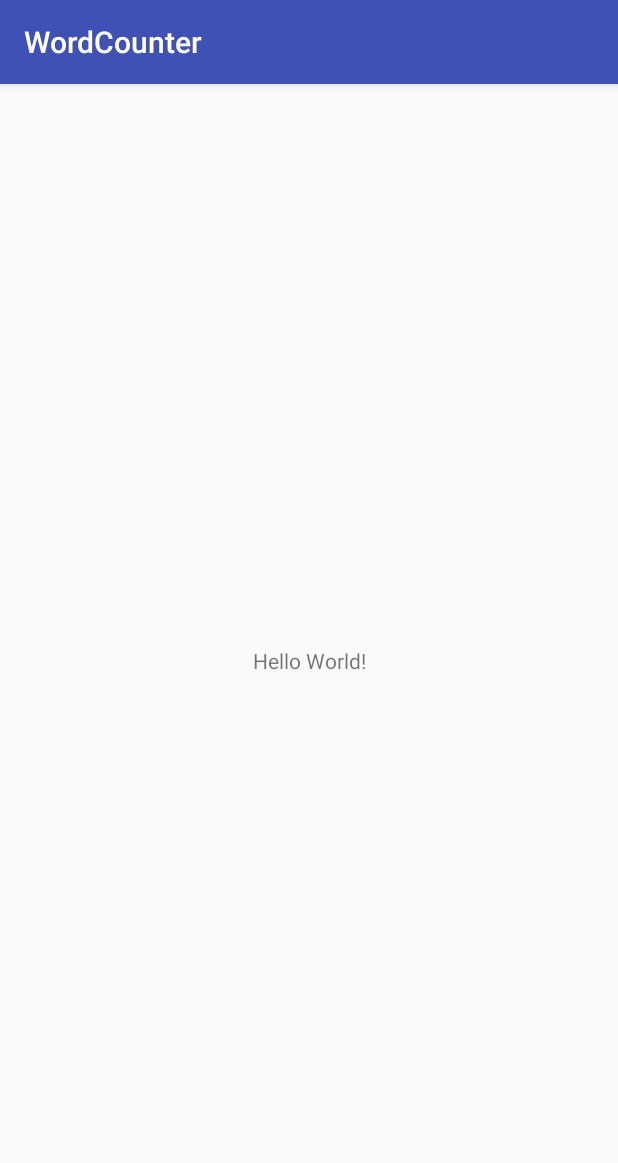
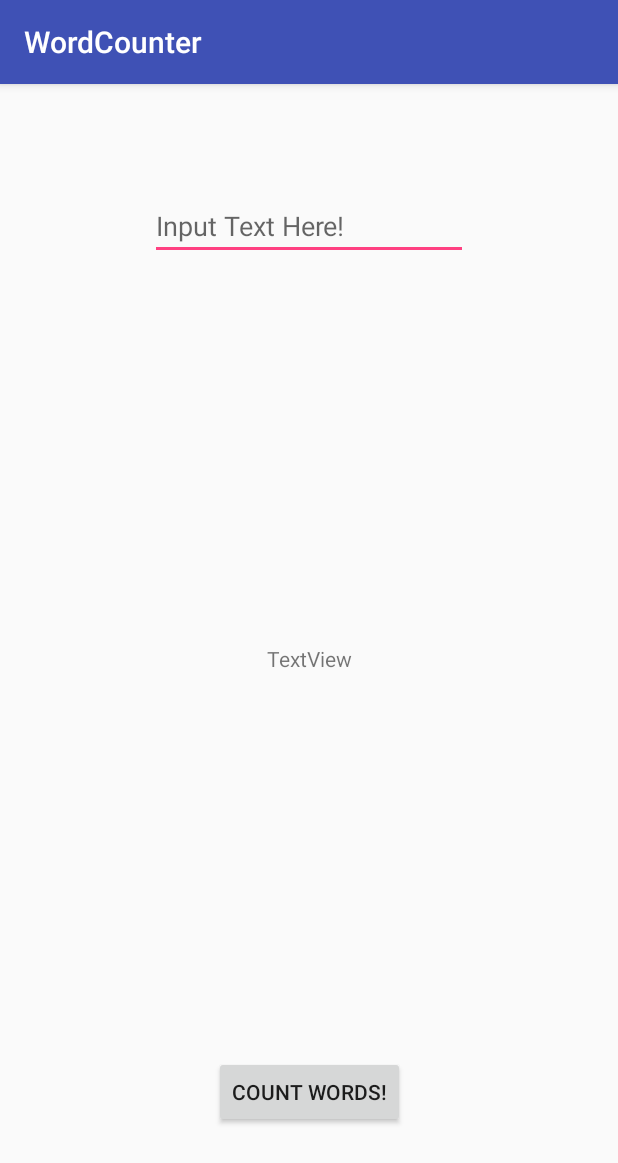
Before and after one commit to Mike-Heneghan/wk_08_d1_Word_Counter_Homework, an Android app: the screen it shows after launch (WordCounterActivity), on a phone screen of 412 x 824 dp. Shown: the top 1163 px of the screen. Run offline under Robolectric (Android 15) with nearby library versions, the phone set to English and light mode, and no system bars.

Commit message:
Basic word counting method created.

```diff
--- a/WordCounter/app/src/main/java/com/example/mike/wordcounter/Answer.java
+++ /dev/null
@@ -1,8 +0,0 @@
-package com.example.mike.wordcounter;
-
-/**
- * Created by mike on 23/04/2018.
- */
-
-public class Answer {
-}
--- a/WordCounter/app/src/main/java/com/example/mike/wordcounter/WordCounter.java
+++ b/WordCounter/app/src/main/java/com/example/mike/wordcounter/WordCounter.java
@@ -1,8 +1,25 @@
 package com.example.mike.wordcounter;
+
+import java.util.ArrayList;
 
 /**
  * Created by mike on 23/04/2018.
  */
 
 public class WordCounter {
+    private String paragraph;
+    private ArrayList<String> words;
+
+
+    public WordCounter(){
+        this.paragraph = null;
+        this.words = new ArrayList<>();
+    }
+
+    public int countWords(String paragraph){
+        String[] words = paragraph.split(" ");
+        return words.length;
+    }
+
+
 }
--- a/WordCounter/app/src/main/java/com/example/mike/wordcounter/WordCounterActivity.java
+++ b/WordCounter/app/src/main/java/com/example/mike/wordcounter/WordCounterActivity.java
@@ -2,12 +2,20 @@ package com.example.mike.wordcounter;
 
 import android.support.v7.app.AppCompatActivity;
 import android.os.Bundle;
+import android.widget.Button;
 
 public class WordCounterActivity extends AppCompatActivity {
+
+    private WordCounter wordCounter;
+    private Button countWordsButton;
+
 
     @Override
     protected void onCreate(Bundle savedInstanceState) {
         super.onCreate(savedInstanceState);
         setContentView(R.layout.activity_word_counter);
+
+        wordCounter = new WordCounter();
     }
+
 }
--- a/WordCounter/app/src/main/res/layout/activity_word_counter.xml
+++ b/WordCounter/app/src/main/res/layout/activity_word_counter.xml
@@ -6,13 +6,49 @@
     android:layout_height="match_parent"
     tools:context="com.example.mike.wordcounter.WordCounterActivity">
 
-    <TextView
+    <Button
+        android:id="@+id/countWordsButtonID"
         android:layout_width="wrap_content"
         android:layout_height="wrap_content"
-        android:text="Hello World!"
+        android:layout_marginBottom="72dp"
+        android:layout_marginEnd="8dp"
+        android:layout_marginLeft="8dp"
+        android:layout_marginRight="8dp"
+        android:layout_marginStart="8dp"
+        android:text="@string/count_words"
         app:layout_constraintBottom_toBottomOf="parent"
-        app:layout_constraintLeft_toLeftOf="parent"
-        app:layout_constraintRight_toRightOf="parent"
+        app:layout_constraintEnd_toEndOf="parent"
+        app:layout_constraintStart_toStartOf="parent" />
+
+    <EditText
+        android:id="@+id/userInputTextID"
+        android:layout_width="212dp"
+        android:layout_height="wrap_content"
+        android:layout_marginEnd="8dp"
+        android:layout_marginLeft="8dp"
+        android:layout_marginRight="8dp"
+        android:layout_marginStart="8dp"
+        android:layout_marginTop="72dp"
+        android:ems="10"
+        android:hint="@string/input_text"
+        android:inputType="textMultiLine"
+        app:layout_constraintEnd_toEndOf="parent"
+        app:layout_constraintStart_toStartOf="parent"
         app:layout_constraintTop_toTopOf="parent" />
 
+    <TextView
+        android:id="@+id/answerTextViewID"
+        android:layout_width="wrap_content"
+        android:layout_height="wrap_content"
+        android:layout_marginBottom="8dp"
+        android:layout_marginEnd="8dp"
+        android:layout_marginLeft="8dp"
+        android:layout_marginRight="8dp"
+        android:layout_marginStart="8dp"
+        android:layout_marginTop="8dp"
+        android:text="TextView"
+        app:layout_constraintBottom_toTopOf="@+id/countWordsButtonID"
+        app:layout_constraintEnd_toEndOf="parent"
+        app:layout_constraintStart_toStartOf="parent"
+        app:layout_constraintTop_toBottomOf="@+id/userInputTextID" />
 </android.support.constraint.ConstraintLayout>
--- a/WordCounter/app/src/main/res/values/strings.xml
+++ b/WordCounter/app/src/main/res/values/strings.xml
@@ -1,3 +1,5 @@
 <resources>
     <string name="app_name">WordCounter</string>
+    <string name="count_words">Count Words!</string>
+    <string name="input_text">Input Text Here!</string>
 </resources>
--- a/WordCounter/build.gradle
+++ b/WordCounter/build.gradle
@@ -7,7 +7,7 @@ buildscript {
         jcenter()
     }
     dependencies {
-        classpath 'com.android.tools.build:gradle:3.0.1'
+        classpath 'com.android.tools.build:gradle:3.1.2'
 
 
         // NOTE: Do not place your application dependencies here; they belong
```
Also changed, not shown: WordCounter/gradle/wrapper/gradle-wrapper.properties, 1 other file.
